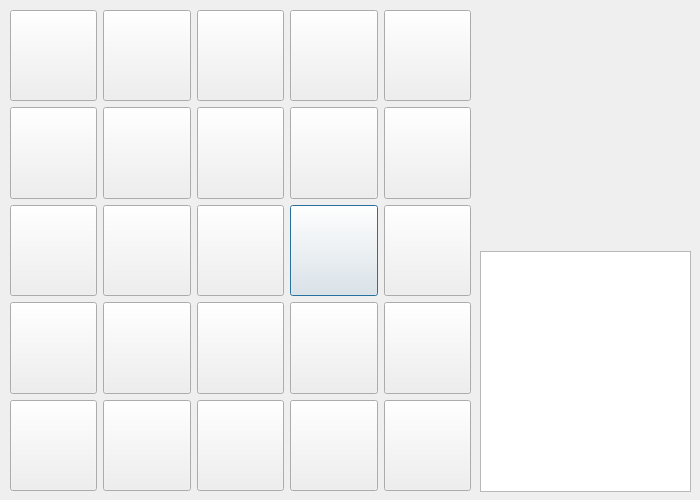
The window that Project/bingo.ui (Skeletonek/PandemoniumBingo) describes before a commit, drawn with Qt 5.
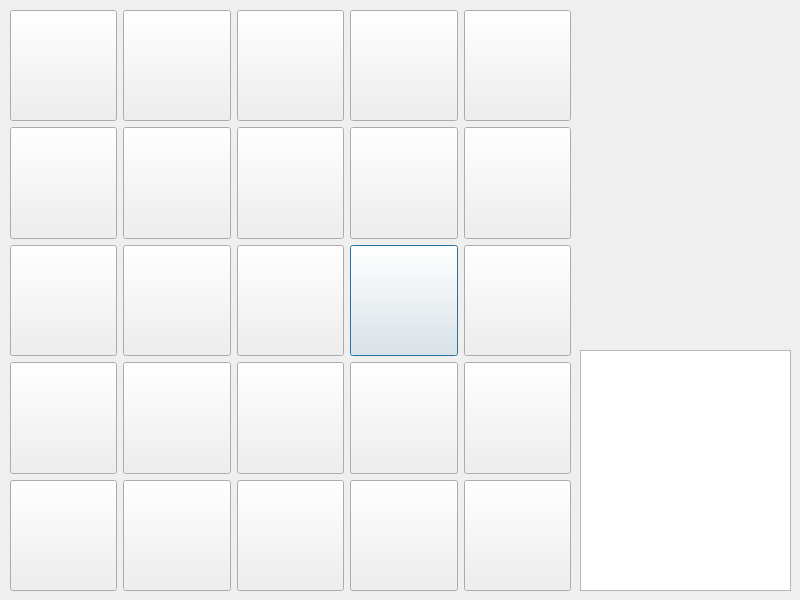
The same window after the commit. Icons and pictures are not drawn.

Commit message: Increased window size

Patch:
```diff
--- a/Project/bingo.ui
+++ b/Project/bingo.ui
@@ -6,8 +6,8 @@
    <rect>
     <x>0</x>
     <y>0</y>
-    <width>700</width>
-    <height>500</height>
+    <width>800</width>
+    <height>600</height>
    </rect>
   </property>
   <property name="windowTitle">
@@ -22,8 +22,8 @@
     <rect>
      <x>10</x>
      <y>10</y>
-     <width>461</width>
-     <height>481</height>
+     <width>561</width>
+     <height>581</height>
     </rect>
    </property>
    <layout class="QGridLayout" name="buttonsGrid">
@@ -357,8 +357,8 @@
   <widget class="QListView" name="listView">
    <property name="geometry">
     <rect>
-     <x>480</x>
-     <y>251</y>
+     <x>580</x>
+     <y>350</y>
      <width>211</width>
      <height>241</height>
     </rect>
```
The commit also changes 4 other files.
